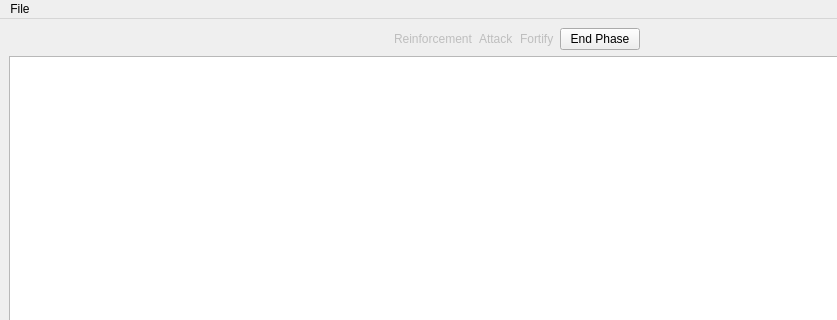
Above: gui/mainscreen.ui from TaimoorRana/Risk before the change; both pictures show x 0 to 837 and y 0 to 320 of the 1034 by 730 pixel window. Below: the same form after it.
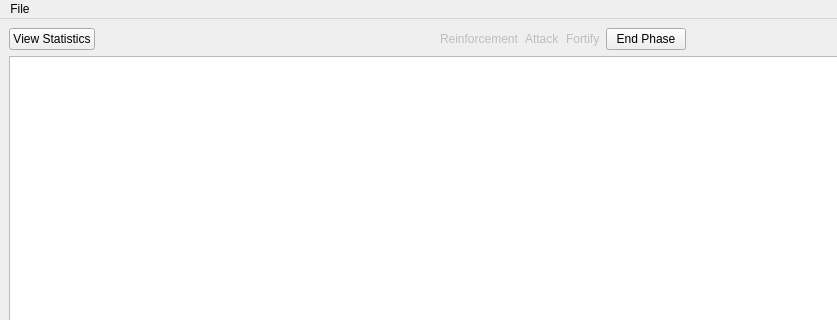
That is the form after the change.

Commit message: start of assignment 3

Diff of the .ui file:
```diff
--- a/gui/mainscreen.ui
+++ b/gui/mainscreen.ui
@@ -24,6 +24,13 @@
        <layout class="QHBoxLayout" name="horizontalLayout_3">
         <item>
          <layout class="QHBoxLayout" name="horizontalLayout">
+          <item>
+           <widget class="QPushButton" name="statsButton">
+            <property name="text">
+             <string>View Statistics</string>
+            </property>
+           </widget>
+          </item>
           <item>
            <spacer name="horizontalSpacer_2">
             <property name="orientation">
```
Left out of the diff: 5 changed lines with no effect on the pictures. The commit also changes 1 other file.
